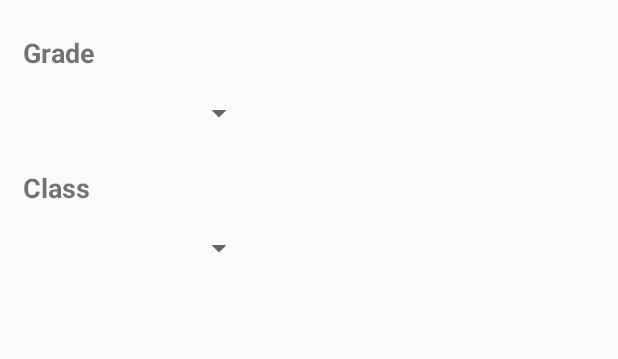
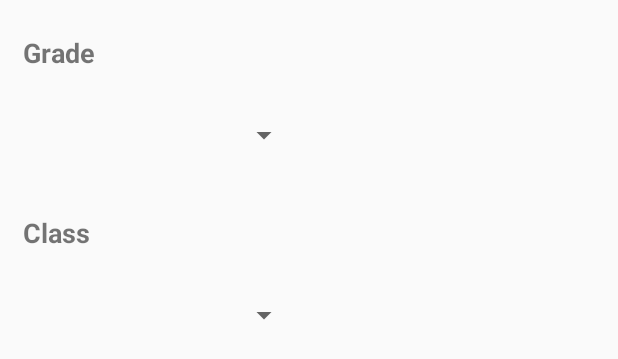
Before and after one commit to or1901/Ex192, an Android app: the layout class_details_dialog.xml on its own in the app's theme, with its tools: preview values and no code run, on a phone screen of 412 x 824 dp. Shown: the top 359 px of the screen. Run offline under Robolectric (Android 15) with nearby library versions, the phone set to English and light mode, and no system bars.

Commit message:
Added another alert dialog for inputting data of a grade, and made little adjustments in the class_details_dialog

```diff
--- a/app/src/main/res/layout/filter_details_dialog.xml
+++ b/app/src/main/res/layout/class_details_dialog.xml
@@ -32,9 +32,8 @@
     </LinearLayout>
 
     <LinearLayout
-        android:layout_width="match_parent"
-        android:layout_height="0dp"
-        android:layout_weight="1"
+        android:layout_width="wrap_content"
+        android:layout_height="wrap_content"
         android:orientation="horizontal">
 
         <Space
@@ -42,9 +41,9 @@
             android:layout_height="match_parent" />
 
         <Spinner
-            android:id="@+id/dialogSpGrade"
-            android:layout_width="150dp"
-            android:layout_height="40dp" />
+            android:id="@+id/classDialogSpGrade"
+            android:layout_width="180dp"
+            android:layout_height="70dp" />
 
         <Space
             android:layout_width="0dp"
@@ -68,6 +67,7 @@
             android:layout_height="match_parent" />
 
         <TextView
+            android:id="@+id/dialogTvClass"
             android:layout_width="175dp"
             android:layout_height="40dp"
             android:gravity="left|center_vertical"
@@ -81,9 +81,8 @@
     </LinearLayout>
 
     <LinearLayout
-        android:layout_width="match_parent"
-        android:layout_height="0dp"
-        android:layout_weight="1"
+        android:layout_width="wrap_content"
+        android:layout_height="wrap_content"
         android:orientation="horizontal">
 
         <Space
@@ -91,9 +90,9 @@
             android:layout_height="match_parent" />
 
         <Spinner
-            android:id="@+id/dialogSpClass"
-            android:layout_width="150dp"
-            android:layout_height="40dp" />
+            android:id="@+id/classDialogSpClass"
+            android:layout_width="180dp"
+            android:layout_height="70dp" />
 
         <Space
             android:layout_width="35dp"
```
Also changed, not shown: app/src/main/res/layout/grade_details_dialog.xml (added, +59 -0 lines).
